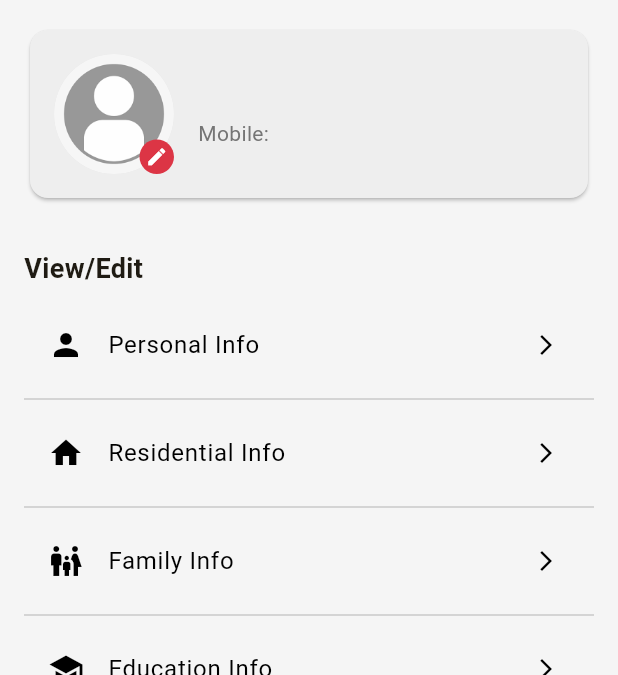
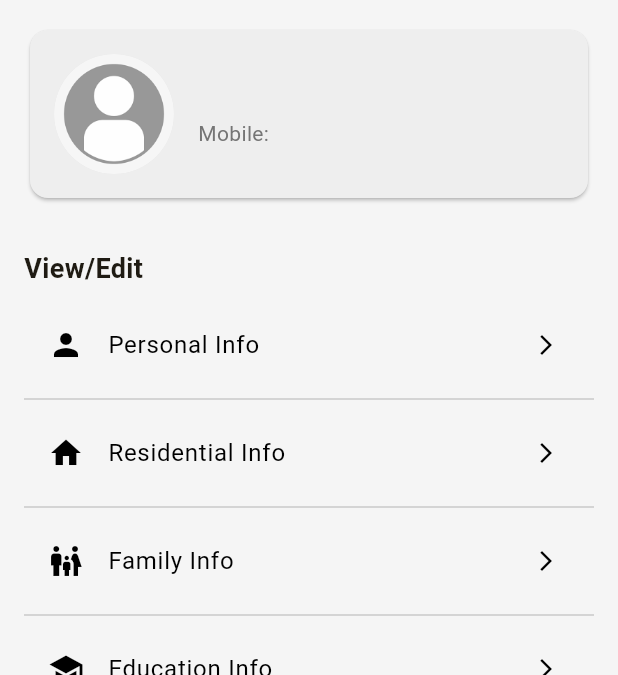
Before and after one commit to KRCodingCaffeine/MPMFlutterApp, a Flutter app: the DashboardView screen opened by its route, after a tap on "My Profile", on a phone screen of 412 x 824 dp, the part 84-759 px from its top. Run offline on Flutter 3.47's test engine with Material 3 defaults, Android fonts, the phone set to English and light mode, and no system bars; our stand-ins replace audioplayers, device_preview, dio, easy_stepper, firebase_core, firebase_messaging and 9 more; accounts and stored records are empty; network calls fail; Roboto replaces fonts that are missing (Ubuntu-Regular.ttf).

Commit message:
appdrawer_header

```diff
--- a/lib/utils/AppDrawer.dart
+++ b/lib/utils/AppDrawer.dart
@@ -71,10 +71,17 @@ class AppDrawer extends StatelessWidget {
                         ),
                         const SizedBox(height: 4),
                         Text(
-                          "Member Code: ${dashBoardController.lmCode.value.isNotEmpty ? dashBoardController.lmCode.value : "N/A"}",
+                          "Member Code : ${(dashBoardController.lmCode.value.trim().isNotEmpty)
+                              ? dashBoardController.lmCode.value
+                              : (dashBoardController.memberId.value.trim().isNotEmpty
+                              ? dashBoardController.memberId.value
+                              : "N/A")}", // Default text if both are empty
                           style: const TextStyle(
-                              fontSize: 12, color: Colors.white70),
+                            fontSize: 14,
+                            color: Colors.white,
+                          ),
                         ),
+
                         const SizedBox(height: 4),
                         Text(
                           "Mobile: ${dashBoardController.mobileNumber.value.isNotEmpty ? dashBoardController.mobileNumber.value : "N/A"}",
--- a/lib/view/dashboard_view.dart
+++ b/lib/view/dashboard_view.dart
@@ -90,11 +90,9 @@ class _DashboardViewState extends State<DashboardView> {
   Future<void> getUserSessionData() async {
     CheckUserData2? userData = await SessionManager.getSession();
     if (userData != null) {
-      print('User ID: ${userData.memberId}');
-      print('User Name: ${userData.mobile}');
-
       controller.lmCode.value = userData.memberCode ?? "";
       controller.mobileNumber.value = userData.mobile ?? "";
+      controller.memberId.value = userData.memberId ?? ""; // ✅ Added memberId
 
       String firstName = userData.firstName ?? "";
       String middleName = userData.middleName ?? "";
--- a/lib/view/profile view/profile_view.dart
+++ b/lib/view/profile view/profile_view.dart
@@ -6,6 +6,7 @@ import 'package:mpm/utils/AppDrawer.dart';
 import 'package:mpm/utils/Session.dart';
 import 'package:mpm/utils/color_helper.dart';
 import 'package:mpm/utils/color_resources.dart';
+import 'package:mpm/utils/urls.dart';
 import 'package:mpm/view/login_view.dart';
 import 'package:mpm/view/profile%20view/Education_page_info.dart';
 import 'package:mpm/view/profile%20view/business_info_view.dart';
@@ -95,31 +96,33 @@ class _ProfileViewState extends State<ProfileView> {
                             Obx(() {
                               return CircleAvatar(
                                 radius: 40,
-                                backgroundImage: controller.profileImage.value.isNotEmpty
-                                    ? NetworkImage(controller.profileImage.value)
-                                    : const AssetImage("assets/images/user3.png") as ImageProvider,
-                                backgroundColor: Colors.grey[300],
+                                backgroundColor: Colors.grey[300], // Background color while loading
+                                child: ClipOval(
+                                  child: (controller.profileImage.value.isNotEmpty)
+                                      ? FadeInImage(
+                                    placeholder: const AssetImage("assets/images/user3.png"), // Placeholder while loading
+                                    image: NetworkImage(Urls.imagePathUrl + controller.profileImage.value), // Network image
+                                    imageErrorBuilder: (context, error, stackTrace) {
+                                      return Image.asset(
+                                        "assets/images/male.png", // Fallback image on error
+                                        fit: BoxFit.cover,
+                                        width: 80,
+                                        height: 80,
+                                      );
+                                    },
+                                    fit: BoxFit.cover,
+                                    width: 80,
+                                    height: 80,
+                                  )
+                                      : Image.asset(
+                                    "assets/images/user3.png", // Default image if profileImage is empty
+                                    fit: BoxFit.cover,
+                                    width: 80,
+                                    height: 80,
+                                  ),
+                                ),
                               );
                             }),
-                            Positioned(
-                              bottom: 0,
-                              right: 0,
-                              child: GestureDetector(
-                                onTap: _pickImage,
-                                child: Container(
-                                  padding: const EdgeInsets.all(4),
-                                  decoration: const BoxDecoration(
-                                    color: Color(0xFFDC3545),
-                                    shape: BoxShape.circle,
-                                  ),
-                                  child: const Icon(
-                                    Icons.edit,
-                                    size: 15,
-                                    color: Colors.white,
-                                  ),
-                                ),
-                              ),
-                            ),
                           ],
                         ),
                         const SizedBox(width: 16),
--- a/lib/view/samiti members/samiti_detail_view.dart
+++ b/lib/view/samiti members/samiti_detail_view.dart
@@ -164,10 +164,10 @@ class _SamitiDetailPageState extends State<SamitiDetailPage> {
                     Text(
                       name ?? 'No Name',
                       style: const TextStyle(
-                        fontSize: 18,
+                        fontSize: 16,
                       ),
                     ),
-                    const SizedBox(width: 5),
+                    const SizedBox(height: 5),
                     Text(
                       "Member Code : ${lmCode.isNotEmpty ? lmCode : memberId}",
                       style: const TextStyle(
@@ -175,7 +175,7 @@ class _SamitiDetailPageState extends State<SamitiDetailPage> {
                         color: Color(0xFFDC3545),
                       ),
                     ),
-                    const SizedBox(height: 4),
+                    const SizedBox(height: 5),
                     // Mobile Number
                     Text(
                       "Mobile: ${mobile ?? 'No Mobile'}",
@@ -184,6 +184,7 @@ class _SamitiDetailPageState extends State<SamitiDetailPage> {
                         color: Colors.grey[600],
                       ),
                     ),
+                    const SizedBox(height: 5),
                   ],
                 ),
               ),
--- a/lib/view_model/controller/dashboard/dashboardcontroller.dart
+++ b/lib/view_model/controller/dashboard/dashboardcontroller.dart
@@ -14,6 +14,7 @@ class DashBoardController extends GetxController {
 
   // User Data Variables (Only for Viewing)
   var userName = ''.obs;
+  var memberId = ''.obs;
   var mobileNumber = ''.obs;
   var lmCode = ''.obs;
   var profileImage = ''.obs;
--- a/lib/view_model/controller/updateprofile/UdateProfileController.dart
+++ b/lib/view_model/controller/updateprofile/UdateProfileController.dart
@@ -233,6 +233,7 @@ class UdateProfileController extends GetxController {
       familyHeadMemberId.value =
           getUserData.value.familyHeadMemberId.toString();
       tempId.value = getUserData.value.tempId.toString();
+      profileImage.value = getUserData.value.profileImage.toString();
       isJangana.value = getUserData.value.isJangana.toString();
       saraswaniOptionId.value = getUserData.value.saraswaniOptionId.toString();
       firstNameController.value.text = firstName.value;
```
